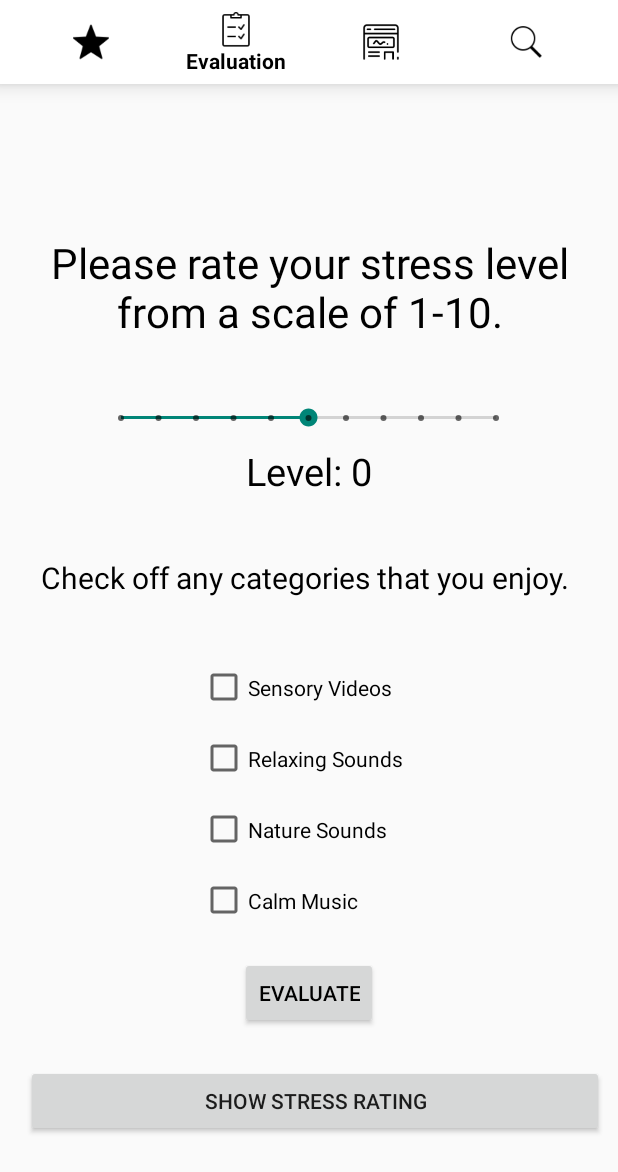
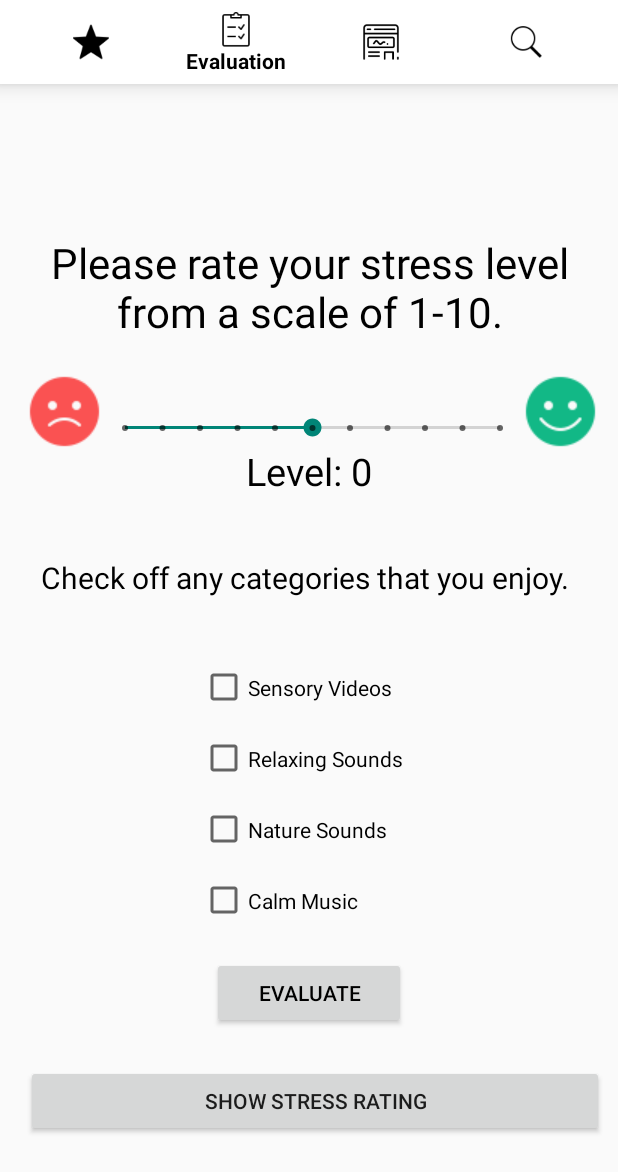
Before and after one commit to InnerOasis/InnerOasis, an Android app: the screen it shows after launch (MainActivity), item 2 of the bottom bar chosen, on a phone screen of 412 x 824 dp. Shown: the top 1172 px of the screen. Run offline under Robolectric (Android 15) with nearby library versions, the phone set to English and light mode, and no system bars; libraries missing offline, so code that uses them is left out: com.codepath.asynchttpclient; Roboto replaces fonts that are not available here; 2 statements that could not run were skipped.

Commit message:
Added Icons to Seek Bar. Updated Wording to the prompts.

```diff
--- a/app/src/main/java/com/example/inneroasis/StressEvalFragment.kt
+++ b/app/src/main/java/com/example/inneroasis/StressEvalFragment.kt
@@ -65,6 +65,7 @@ class StressEvalFragment : Fragment() {
 
 
     fun showStressRatingDialog() {
+
         val seekBar = view?.findViewById<SeekBar>(R.id.stressSeekBar)
         val currentProgress = seekBar?.progress
         val description = currentProgress?.let { getStressLevelDescription(it) }
@@ -78,7 +79,7 @@ class StressEvalFragment : Fragment() {
                 }
 
                 if (showOpenFragmentButton(currentProgress)) {
-                    setNegativeButton("Show Recommended") { dialog, _ ->
+                    setNegativeButton("De-Stress") { dialog, _ ->
                         openBrowseFragment()
                         dialog.dismiss()
                     }
--- a/app/src/main/res/layout/eval_layout.xml
+++ b/app/src/main/res/layout/eval_layout.xml
@@ -8,8 +8,8 @@
 
     <Button
         android:id="@+id/stress_Button"
-        android:layout_width="wrap_content"
-        android:layout_height="wrap_content"
+        android:layout_width="129dp"
+        android:layout_height="48dp"
         android:text="Evaluate"
         android:textColor="@color/black"
         app:layout_constraintBottom_toBottomOf="parent"
@@ -71,10 +71,10 @@
         android:progress="5"
         app:layout_constraintBottom_toBottomOf="parent"
         app:layout_constraintEnd_toEndOf="parent"
-        app:layout_constraintHorizontal_bias="0.496"
+        app:layout_constraintHorizontal_bias="0.519"
         app:layout_constraintStart_toStartOf="parent"
         app:layout_constraintTop_toBottomOf="@+id/stress_eval"
-        app:layout_constraintVertical_bias="0.02" />
+        app:layout_constraintVertical_bias="0.035" />
 
     <CheckBox
         android:id="@+id/checkBox4"
@@ -129,5 +129,29 @@
         app:layout_constraintStart_toStartOf="parent"
         app:layout_constraintTop_toBottomOf="@+id/stress_Button" />
 
+    <ImageView
+        android:id="@+id/imageView2"
+        android:layout_width="wrap_content"
+        android:layout_height="wrap_content"
+        app:layout_constraintBottom_toBottomOf="parent"
+        app:layout_constraintEnd_toEndOf="parent"
+        app:layout_constraintHorizontal_bias="0.966"
+        app:layout_constraintStart_toStartOf="parent"
+        app:layout_constraintTop_toTopOf="parent"
+        app:layout_constraintVertical_bias="0.232"
+        app:srcCompat="@drawable/happy" />
+
+    <ImageView
+        android:id="@+id/imageView3"
+        android:layout_width="wrap_content"
+        android:layout_height="wrap_content"
+        app:layout_constraintBottom_toBottomOf="parent"
+        app:layout_constraintEnd_toEndOf="parent"
+        app:layout_constraintHorizontal_bias="0.047"
+        app:layout_constraintStart_toStartOf="parent"
+        app:layout_constraintTop_toTopOf="parent"
+        app:layout_constraintVertical_bias="0.232"
+        app:srcCompat="@drawable/sad1" />
+
 
 </androidx.constraintlayout.widget.ConstraintLayout>
```
Also changed, not shown: app/src/main/res/drawable/happy.png (added), app/src/main/res/drawable/sad1.png (added).
